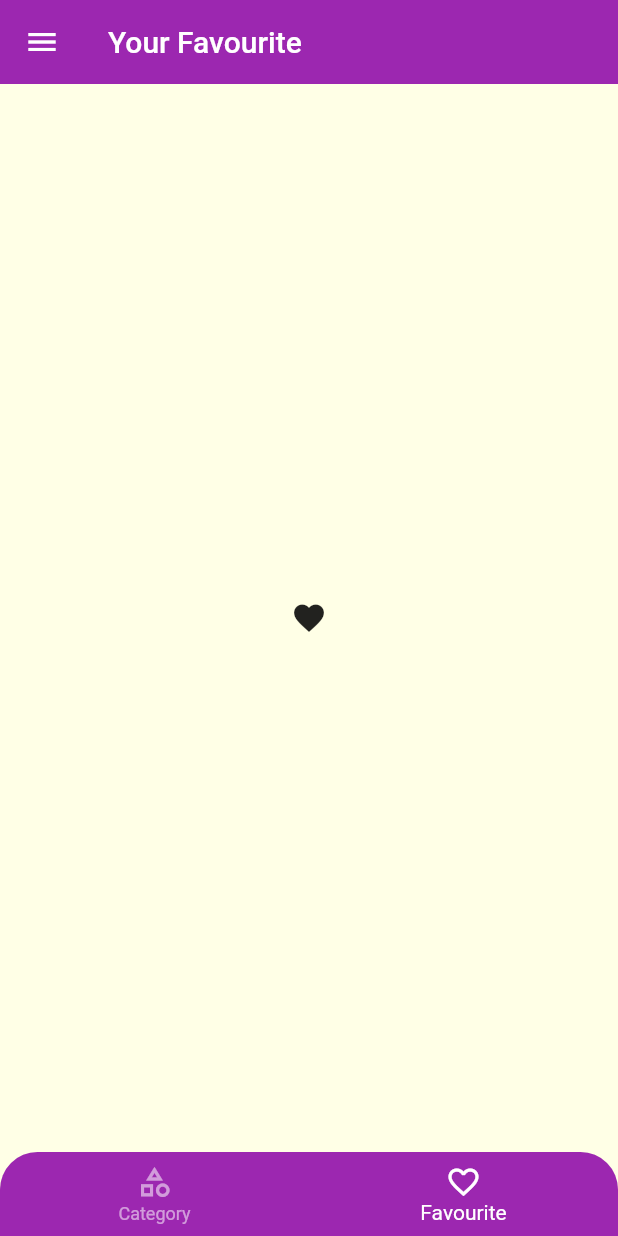
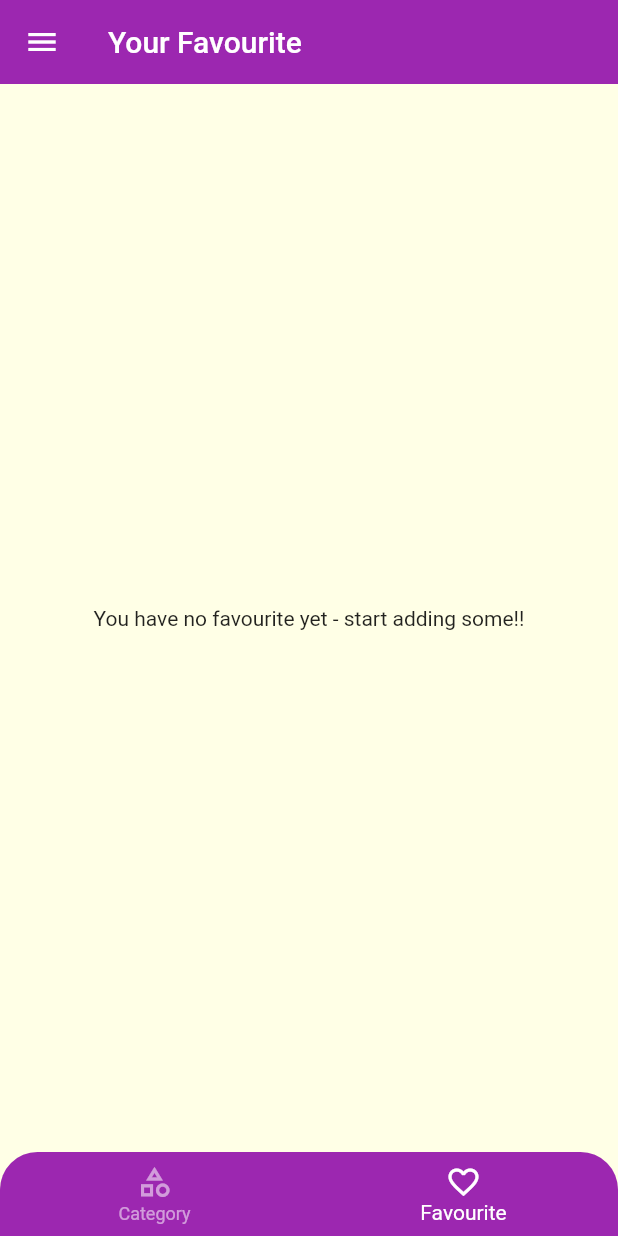
Before and after one commit to devfoyzur17/food_management, a Flutter app: the screen it shows after launch, item 2 of the bottom bar chosen, on a phone screen of 412 x 824 dp. Run offline on Flutter 3.47's test engine with Material 2 defaults, Android fonts, the light colour scheme and no system bars; Roboto replaces fonts that are missing (Relway).

Commit message:
adding favourite

```diff
--- a/lib/main.dart
+++ b/lib/main.dart
@@ -1,4 +1,4 @@
-// ignore_for_file: prefer_const_constructors, unused_element, unused_field, prefer_final_fields
+// ignore_for_file: prefer_const_constructors, unused_element, unused_field, prefer_final_fields, unused_local_variable
 
 import 'package:flutter/material.dart';
 import 'package:food_management/data/food_data.dart';
@@ -19,9 +19,9 @@ class MyApp extends StatefulWidget {
   @override
   State<MyApp> createState() => _MyAppState();
 }
+
 class _MyAppState extends State<MyApp> {
-
-  Map<String, bool> filters={
+  Map<String, bool> filters = {
     "glutenFree": false,
     "vegan": false,
     "vegetarian": false,
@@ -29,45 +29,59 @@ class _MyAppState extends State<MyApp> {
   };
 
   List<FoodModel> _availableMils = foodData;
+  List<FoodModel> _favouriteFood=[];
 
-  void _setFilters(Map<String,bool> filterData){
-
+  void _setFilters(Map<String, bool> filterData) {
     setState(() {
       filters = filterData;
-      _availableMils = foodData.where((food){
-
-        if(filters['glutenFree']! && food.isGlutenFree){
+      _availableMils = foodData.where((food) {
+        if (filters['glutenFree']! && food.isGlutenFree) {
           return false;
         }
-        if(filters['vegan']! && food.isVegan){
+        if (filters['vegan']! && food.isVegan) {
           return false;
         }
-        if(filters['vegetarian']! && food.isVegetarian){
+        if (filters['vegetarian']! && food.isVegetarian) {
           return false;
         }
-        if(filters['lactoseFree']! && food.isLactoseFree){
+        if (filters['lactoseFree']! && food.isLactoseFree) {
           return false;
         }
 
         return true;
+      }).toList();
+    });
+  }
 
 
+  void _toggleFavourite(String foodId){
+    final existingFood = _favouriteFood.indexWhere((food) => food.id == foodId);
+
+    if(existingFood >= 0){
+      setState(() {
+        _favouriteFood.removeAt(existingFood);
+      });
+    }else{
+      setState(() {
+        _favouriteFood.add(
+          foodData.firstWhere((food) => food.id==foodId)
+        );
+      });
+    }
+  }
+
+  bool _isFavourite(String id){
+
+    return _favouriteFood.any((food) => food.id ==id);
 
   }
-
-       ).toList();
-    });
-
-
-  }
-
 
   @override
   Widget build(BuildContext context) {
     return MaterialApp(
       debugShowCheckedModeBanner: false,
       theme: ThemeData(
-        primarySwatch:  Colors.purple,
+          primarySwatch: Colors.purple,
           primaryColor: Colors.blue,
           accentColor: Colors.amber,
           canvasColor: Color(0xffffffe6),
@@ -78,28 +92,23 @@ class _MyAppState extends State<MyApp> {
               // bodyText2: TextStyle(color: Colors.green),
               titleMedium: TextStyle(
                   fontSize: 20,
-             color:  Color(0xffff0000),
+                  color: Color(0xffff0000),
                   // fontWeight: FontWeight.bold,
                   letterSpacing: 2,
-
-            fontFamily: 'RobotoCondensed'
-          ),
+                  fontFamily: 'RobotoCondensed'),
               titleSmall: TextStyle(
                   fontSize: 15,
-             color:  Colors.purple,
+                  color: Colors.purple,
                   fontWeight: FontWeight.w400,
-
-            fontFamily: 'Relway'
-          )
-        )
-      ),
+                  fontFamily: 'Relway'))),
       // home: CategorieScreen(),
       initialRoute: '/',
       routes: {
-        '/':(context) => TabScreen(),
-        CategorieFoodScreen.routeName: (context) => CategorieFoodScreen(_availableMils),
-        FoodDetails.routeName : (context) => FoodDetails(),
-        FilterScreen.routeName:(context) => FilterScreen(filters,_setFilters)
+        '/': (context) => TabScreen(_favouriteFood),
+        CategorieFoodScreen.routeName: (context) =>
+            CategorieFoodScreen(_availableMils),
+        FoodDetails.routeName: (context) => FoodDetails(_toggleFavourite,_isFavourite),
+        FilterScreen.routeName: (context) => FilterScreen(filters, _setFilters)
       },
     );
   }
--- a/lib/screen/categorie_food_screen.dart
+++ b/lib/screen/categorie_food_screen.dart
@@ -73,7 +73,7 @@ class _CategorieFoodScreenState extends State<CategorieFoodScreen> {
               duration: displayedFood![index].duration,
               complexity: displayedFood![index].complexity,
               affordability: displayedFood![index].affordability,
-              removeItem: removeFood,
+             // removeItem: removeFood,
             );
           }),
     );
--- a/lib/screen/favourite_screen.dart
+++ b/lib/screen/favourite_screen.dart
@@ -1,13 +1,33 @@
 // ignore_for_file: prefer_const_constructors
 
 import 'package:flutter/material.dart';
+import 'package:food_management/model/food_model.dart';
+
+import '../widget/food_item.dart';
 class FavouriteScreen extends StatelessWidget {
-  const FavouriteScreen({Key? key}) : super(key: key);
+  final List<FoodModel> favouriteFood;
+  const FavouriteScreen(this.favouriteFood, {Key? key}) : super(key: key);
 
   @override
   Widget build(BuildContext context) {
-    return Scaffold(
-      body: Center(child: Icon(Icons.favorite)),
-    );
+      if(favouriteFood.isEmpty){
+       return Center(child: Text("You have no favourite yet - start adding some!!"),);
+     }
+     else{
+       return ListView.builder(
+          itemCount: favouriteFood.length,
+          itemBuilder: (context, index) {
+            return FoodItem(
+              id: favouriteFood[index].id,
+              tittle: favouriteFood[index].title,
+              imageUrl: favouriteFood[index].imageUrl,
+              duration: favouriteFood[index].duration,
+              complexity: favouriteFood[index].complexity,
+              affordability: favouriteFood[index].affordability,
+             // removeItem: removeFood,
+            );
+          });
+     }
+
   }
 }
--- a/lib/screen/tab_screen.dart
+++ b/lib/screen/tab_screen.dart
@@ -1,12 +1,14 @@
 // ignore_for_file: prefer_const_constructors, prefer_const_literals_to_create_immutables, unused_field, prefer_final_fields, equal_keys_in_map
 
 import 'package:flutter/material.dart';
+import 'package:food_management/model/food_model.dart';
 import 'package:food_management/screen/categorie_screen.dart';
 import 'package:food_management/screen/favourite_screen.dart';
 import 'package:food_management/widget/main_drawer.dart';
 
 class TabScreen extends StatefulWidget {
-  const TabScreen({Key? key}) : super(key: key);
+  final List<FoodModel> favoutiteFood;
+  const TabScreen(this.favoutiteFood, {Key? key}) : super(key: key);
 
   @override
   State<TabScreen> createState() => _TabScreenState();
@@ -14,13 +16,22 @@ class TabScreen extends StatefulWidget {
 
 class _TabScreenState extends State<TabScreen> {
 
- final List<dynamic> _pages =[
+  List<dynamic>? _pages;
+
+  int _selectedIndex=0;
+
+  @override
+  void initState() {
+    // TODO: implement initState
+
+    _pages =[
   {"page":  CategorieScreen(), "tittle":"All Category",},
-   {"page": FavouriteScreen(), "tittle":"Your Favourite"}
+   {"page": FavouriteScreen(widget.favoutiteFood), "tittle":"Your Favourite"}
 
   ];
 
-  int _selectedIndex=0;
+    super.initState();
+  }
 
   void _selectedPage(int index){
     setState(() {
@@ -34,11 +45,11 @@ class _TabScreenState extends State<TabScreen> {
   Widget build(BuildContext context) {
     return Scaffold(
       appBar: AppBar(
-        title: Text(_pages[_selectedIndex]["tittle"]),
+        title: Text(_pages![_selectedIndex]["tittle"]),
         elevation: 0,
       ),
       drawer: MainDrawer(),
-      body: _pages[_selectedIndex]["page"],
+      body: _pages![_selectedIndex]["page"],
 
        bottomNavigationBar: ClipRRect(
          borderRadius: BorderRadius.only(topLeft:  Radius.circular(25), topRight: Radius.circular(25)),
```
Also changed, not shown: lib/screen/food_details.dart (+5 -5 lines), lib/widget/food_item.dart (+6 -5 lines). Lines whose indentation alone changed are shown as unchanged.
